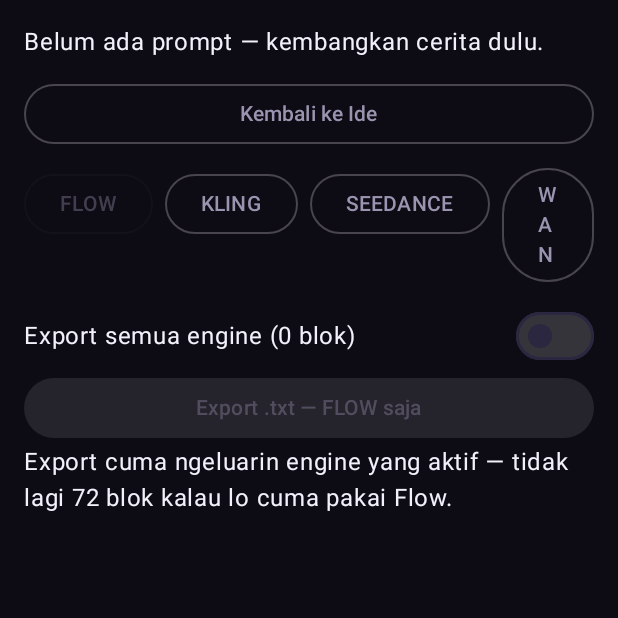
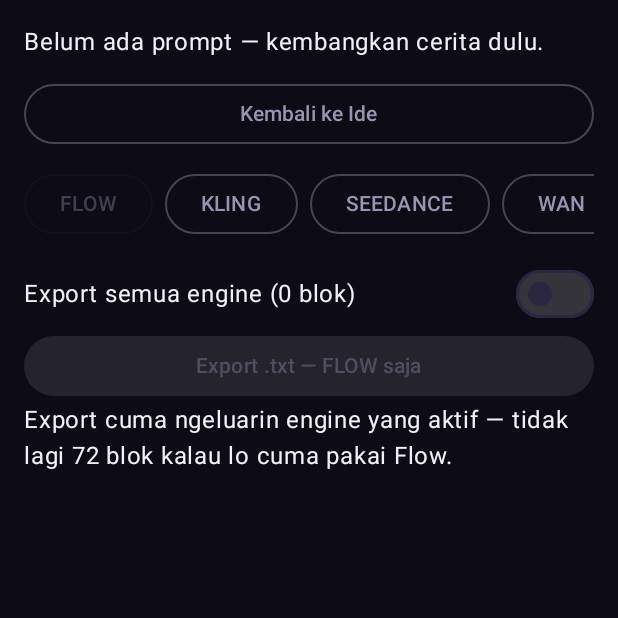
Before and after one commit to bastian57/promptku, an Android app built with Jetpack Compose: the composable V2PromptScreen shown on its own in the app's theme, on a phone screen of 412 x 824 dp, the top half of it. Run offline under Robolectric (Android 15) with nearby library versions, the phone set to English and light mode, and no system bars.

Commit message:
v2.2-fix1: baris chip engine bisa di-scroll horizontal (SEEDANCE terlipat)

```diff
--- a/app/src/main/java/com/daftech/promptku/ui/V2PromptScreen.kt
+++ b/app/src/main/java/com/daftech/promptku/ui/V2PromptScreen.kt
@@ -1,6 +1,7 @@
 package com.daftech.promptku.ui
 
 import androidx.activity.compose.BackHandler
+import androidx.compose.foundation.horizontalScroll
 import androidx.compose.foundation.layout.Arrangement
 import androidx.compose.foundation.layout.Column
 import androidx.compose.foundation.layout.Row
@@ -11,6 +12,7 @@ import androidx.compose.foundation.layout.height
 import androidx.compose.foundation.layout.padding
 import androidx.compose.foundation.lazy.LazyColumn
 import androidx.compose.foundation.lazy.items
+import androidx.compose.foundation.rememberScrollState
 import androidx.compose.material3.Button
 import androidx.compose.material3.CircularProgressIndicator
 import androidx.compose.material3.OutlinedButton
@@ -86,12 +88,17 @@ fun V2PromptScreen(v2: V2ViewModel) {
             }
         }
         item {
-            Row(horizontalArrangement = Arrangement.spacedBy(8.dp)) {
+            // v2.2-fix1 — baris chip bisa di-scroll horizontal: SEEDANCE
+            // terlipat jadi "SEED ANC E" kalau Row dipaksa muat selebar layar.
+            Row(
+                modifier = Modifier.horizontalScroll(rememberScrollState()),
+                horizontalArrangement = Arrangement.spacedBy(8.dp)
+            ) {
                 engines.forEachIndexed { index, engine ->
                     OutlinedButton(
                         onClick = { engineIndex = index },
                         enabled = engineIndex != index
-                    ) { Text(engine.name) }
+                    ) { Text(engine.name, maxLines = 1) }
                 }
             }
         }
```
Also changed, not shown: app/src/main/java/com/daftech/promptku/ui/V2IdeaScreen.kt (+9 -1 lines), app/src/main/java/com/daftech/promptku/ui/V2StoryScreen.kt (+10 -2 lines).
